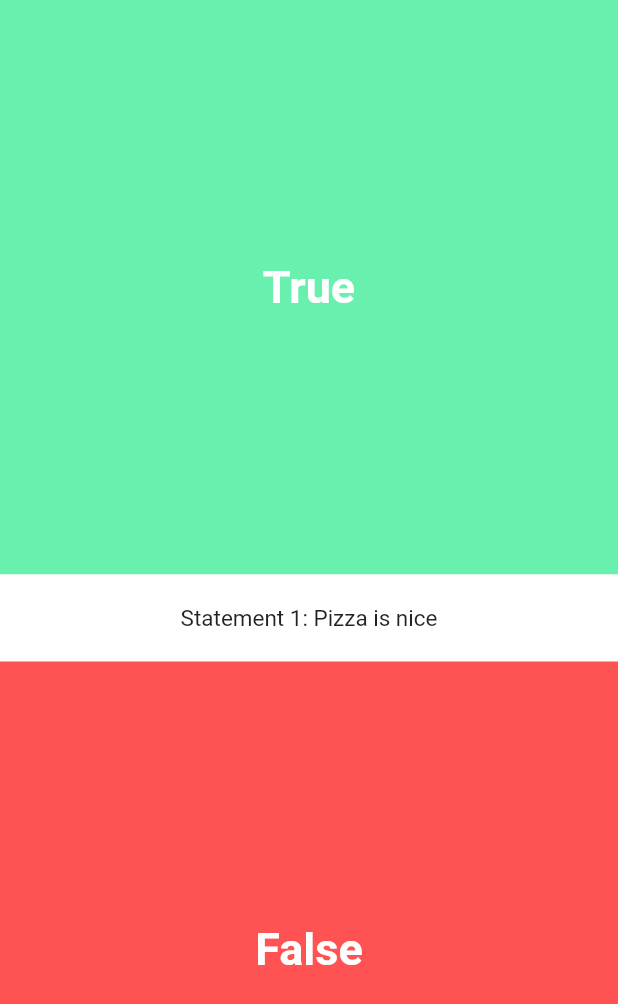
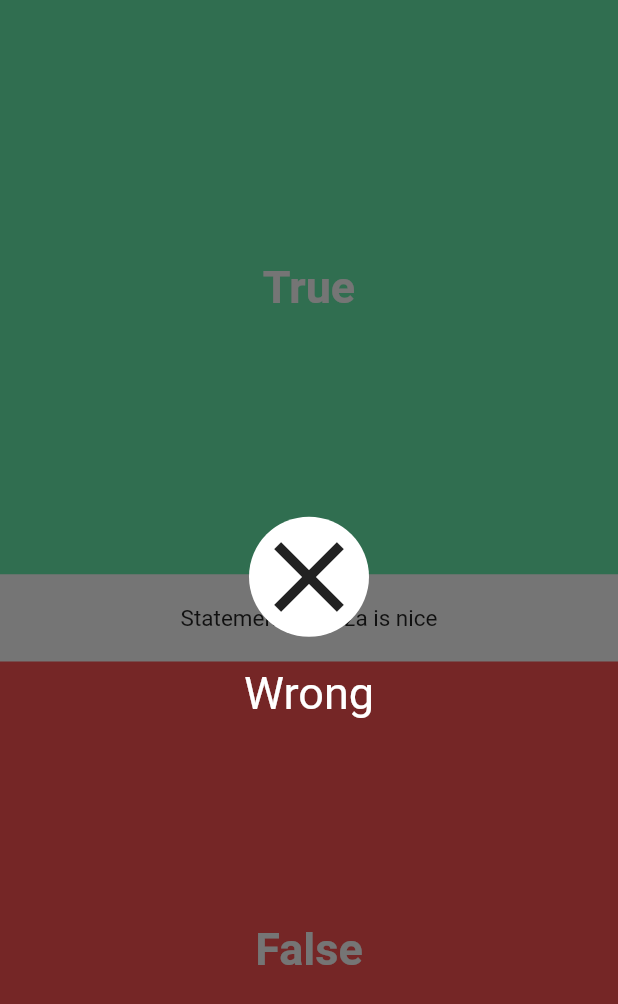
Before and after one commit to githubckgoh1439/Flutter-Quizz, a Flutter app: the screen it shows after launch, on a phone screen of 412 x 824 dp. Shown: the top 1004 px of the screen. Run offline on Flutter 3.47's test engine with Material 2 defaults, Android fonts, the phone set to English and light mode, and no system bars.

Commit message:
Create post answr overlay widget

```diff
--- a/lib/pages/quiz_page.dart
+++ b/lib/pages/quiz_page.dart
@@ -1,6 +1,7 @@
 import 'package:flutter/material.dart';
 import '../ui/answer_button.dart';
 import '../ui/question_text.dart';
+import '../ui/correct_wrong_overlay.dart';
 
 class QuizPage extends StatefulWidget {
 
@@ -13,6 +14,7 @@ class QuizPageState extends State {
   @override
   Widget build(BuildContext context) {
     return new Stack(
+      fit: StackFit.expand,
       children: <Widget>[
         new Column(
           children: <Widget>[
@@ -21,6 +23,7 @@ class QuizPageState extends State {
             new AnswerButton(false, () => print("You tapped on false"))
           ],
         ),
+        new CorrectWrongOverlay(false)
       ],
     );
   }
--- /dev/null
+++ b/lib/ui/correct_wrong_overlay.dart
@@ -0,0 +1,40 @@
+import 'package:flutter/material.dart';
+
+class CorrectWrongOverlay extends StatefulWidget {
+
+  final bool _isCorrect;
+
+  CorrectWrongOverlay(this._isCorrect);
+
+  @override
+  State<StatefulWidget> createState() => new CorrectWrongOverlayState();
+}
+
+class CorrectWrongOverlayState extends State<CorrectWrongOverlay> {
+
+  @override
+  Widget build(BuildContext context) {
+    IconData icon = widget._isCorrect ? Icons.done : Icons.clear;
+    String label = widget._isCorrect ? "Correct" : "Wrong";
+
+    return new Material(
+      color: Colors.black54,
+      child: new InkWell(
+        onTap: () => print("Tapped on overlay"),
+        child: new Column(
+          mainAxisAlignment: MainAxisAlignment.center,
+          children: <Widget>[
+            new Container(
+              decoration: new BoxDecoration(
+                  color: Colors.white, shape: BoxShape.circle),
+              margin: new EdgeInsets.only(bottom: 20.0),
+              child: new Icon(icon, size: 80.0,),
+            ),
+            new Text(label,
+              style: new TextStyle(color: Colors.white, fontSize: 30.0),)
+          ],
+        ),
+      ),
+    );
+  }
+}
--- a/lib/ui/question_text.dart
+++ b/lib/ui/question_text.dart
@@ -23,7 +23,7 @@ class QuestionTextState extends State<QuestionText>
     _fontSizeAnimationController = new AnimationController(
         duration: new Duration(milliseconds: 500), vsync: this);
     _fontSizeAnimation = new CurvedAnimation(
-        parent: _fontSizeAnimationController, curve: Curves.bounceIn);
+        parent: _fontSizeAnimationController, curve: Curves.easeOut);
     _fontSizeAnimation.addListener(() => this.setState(() {}));
     _fontSizeAnimationController.forward();
   }
```
